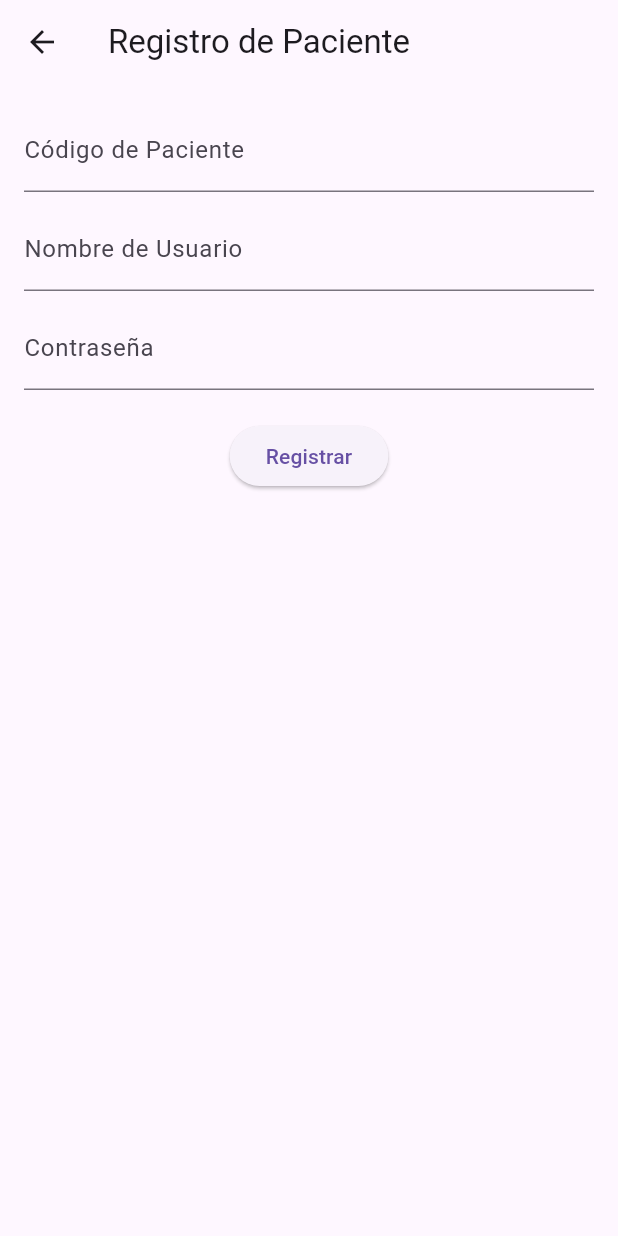
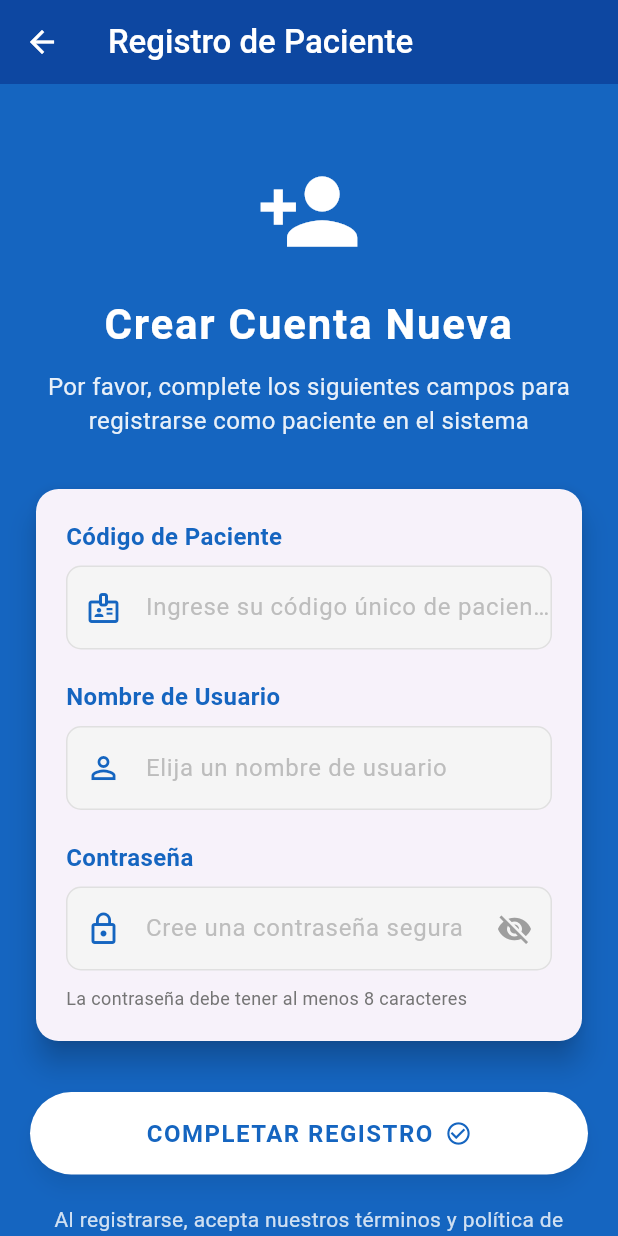
Before and after one commit to LEYENDARYCOMPANY2024/S.T.M-APP_MOVIL, a Flutter app: the RegisterView screen opened by its route, on a phone screen of 412 x 824 dp. Run offline on Flutter 3.47's test engine with Material 3 defaults, Android fonts, the phone set to English and light mode, and no system bars; our stand-ins replace supabase_flutter; accounts and stored records are empty.

Commit message:
separar diseño de register

```diff
--- a/app/lib/views/register_view.dart
+++ b/app/lib/views/register_view.dart
@@ -1,43 +1,32 @@
+// views/register_view.dart
 import 'package:flutter/material.dart';
 import 'package:provider/provider.dart';
 import '../viewmodels/register_viewmodel.dart';
+import '../widgets/register_form.dart';
 
 class RegisterView extends StatelessWidget {
   const RegisterView({super.key});
 
   @override
   Widget build(BuildContext context) {
-    final registerViewModel = Provider.of<RegisterViewModel>(context);
-
     return Scaffold(
-      appBar: AppBar(title: const Text("Registro de Paciente")),
-      body: Padding(
-        padding: const EdgeInsets.all(16.0),
-        child: Column(
-          children: [
-            TextField(
-              controller: registerViewModel.codigoController,
-              decoration: const InputDecoration(labelText: "Código de Paciente"),
-            ),
-            const SizedBox(height: 10),
-            TextField(
-              controller: registerViewModel.usuarioController,
-              decoration: const InputDecoration(labelText: "Nombre de Usuario"),
-            ),
-            const SizedBox(height: 10),
-            TextField(
-              controller: registerViewModel.passwordController,
-              decoration: const InputDecoration(labelText: "Contraseña"),
-              obscureText: true,
-            ),
-            const SizedBox(height: 20),
-            registerViewModel.isLoading
-                ? const CircularProgressIndicator()
-                : ElevatedButton(
-                    onPressed: () => registerViewModel.register(context),
-                    child: const Text("Registrar"),
-                  ),
-          ],
+      backgroundColor: Colors.blue[800],
+      appBar: AppBar(
+        backgroundColor: Colors.blue[900],
+        elevation: 0,
+        title: const Text(
+          "Registro de Paciente",
+          style: TextStyle(
+            color: Colors.white,
+            fontWeight: FontWeight.w500,
+          ),
+        ),
+        iconTheme: const IconThemeData(color: Colors.white),
+      ),
+      body: SingleChildScrollView(
+        child: Padding(
+          padding: const EdgeInsets.all(20.0),
+          child: RegisterForm(),
         ),
       ),
     );
--- /dev/null
+++ b/app/lib/widgets/register_form.dart
@@ -0,0 +1,192 @@
+// widget/register_form.dart
+import 'package:flutter/material.dart';
+import 'package:provider/provider.dart';
+import '../viewmodels/register_viewmodel.dart';
+
+class RegisterForm extends StatelessWidget {
+  @override
+  Widget build(BuildContext context) {
+    final registerViewModel = Provider.of<RegisterViewModel>(context);
+
+    return Column(
+      crossAxisAlignment: CrossAxisAlignment.stretch,
+      children: [
+        // Título y descripción
+        Container(
+          padding: const EdgeInsets.symmetric(vertical: 30),
+          child: Column(
+            children: [
+              const Icon(
+                Icons.person_add,
+                size: 70,
+                color: Colors.white,
+              ),
+              const SizedBox(height: 20),
+              Text(
+                "Crear Cuenta Nueva",
+                textAlign: TextAlign.center,
+                style: TextStyle(
+                  color: Colors.white,
+                  fontSize: 28,
+                  fontWeight: FontWeight.bold,
+                  letterSpacing: 1.2,
+                ),
+              ),
+              const SizedBox(height: 10),
+              Text(
+                "Por favor, complete los siguientes campos para registrarse como paciente en el sistema",
+                textAlign: TextAlign.center,
+                style: TextStyle(
+                  color: Colors.white.withOpacity(0.9),
+                  fontSize: 16,
+                ),
+              ),
+            ],
+          ),
+        ),
+
+        // Formulario
+        Card(
+          elevation: 8,
+          shape: RoundedRectangleBorder(
+            borderRadius: BorderRadius.circular(15),
+          ),
+          child: Padding(
+            padding: const EdgeInsets.all(20.0),
+            child: Column(
+              children: [
+                _buildTextField(
+                  controller: registerViewModel.codigoController,
+                  label: "Código de Paciente",
+                  icon: Icons.badge_outlined,
+                  hint: "Ingrese su código único de paciente",
+                ),
+                const SizedBox(height: 20),
+                _buildTextField(
+                  controller: registerViewModel.usuarioController,
+                  label: "Nombre de Usuario",
+                  icon: Icons.person_outline,
+                  hint: "Elija un nombre de usuario",
+                ),
+                const SizedBox(height: 20),
+                _buildTextField(
+                  controller: registerViewModel.passwordController,
+                  label: "Contraseña",
+                  icon: Icons.lock_outline,
+                  hint: "Cree una contraseña segura",
+                  isPassword: true,
+                ),
+                const SizedBox(height: 10),
+                Align(
+                  alignment: Alignment.centerLeft,
+                  child: Text(
+                    "La contraseña debe tener al menos 8 caracteres",
+                    style: TextStyle(
+                      color: Colors.grey[600],
+                      fontSize: 12,
+                    ),
+                  ),
+                ),
+              ],
+            ),
+          ),
+        ),
+
+        const SizedBox(height: 30),
+
+        // Botón de registro
+        registerViewModel.isLoading
+            ? const Center(child: CircularProgressIndicator(color: Colors.white))
+            : ElevatedButton(
+                style: ElevatedButton.styleFrom(
+                  backgroundColor: Colors.white,
+                  foregroundColor: Colors.blue[800],
+                  elevation: 5,
+                  shadowColor: Colors.black.withOpacity(0.3),
+                  shape: RoundedRectangleBorder(
+                    borderRadius: BorderRadius.circular(30),
+                  ),
+                  padding: const EdgeInsets.symmetric(vertical: 16),
+                ),
+                onPressed: () => registerViewModel.register(context),
+                child: Row(
+                  mainAxisAlignment: MainAxisAlignment.center,
+                  children: [
+                    Text(
+                      'COMPLETAR REGISTRO',
+                      style: TextStyle(
+                        fontSize: 16,
+                        fontWeight: FontWeight.bold,
+                        letterSpacing: 1.0,
+                      ),
+                    ),
+                    const SizedBox(width: 8),
+                    const Icon(Icons.check_circle_outline, size: 18),
+                  ],
+                ),
+              ),
+
+        const SizedBox(height: 20),
+
+        // Política de privacidad y términos
+        Text(
+          "Al registrarse, acepta nuestros términos y política de privacidad",
+          textAlign: TextAlign.center,
+          style: TextStyle(
+            color: Colors.white.withOpacity(0.8),
+            fontSize: 14,
+          ),
+        ),
+      ],
+    );
+  }
+
+  Widget _buildTextField({
+    required TextEditingController controller,
+    required String label,
+    required IconData icon,
+    required String hint,
+    bool isPassword = false,
+  }) {
+    return Column(
+      crossAxisAlignment: CrossAxisAlignment.start,
+      children: [
+        Text(
+          label,
+          style: TextStyle(
+            color: Colors.blue[800],
+            fontWeight: FontWeight.bold,
+            fontSize: 16,
+          ),
+        ),
+        const SizedBox(height: 8),
+        Container(
+          decoration: BoxDecoration(
+            color: Colors.grey[100],
+            borderRadius: BorderRadius.circular(10),
+            border: Border.all(color: Colors.grey[300]!),
+          ),
+          child: TextField(
+            controller: controller,
+            obscureText: isPassword,
+            decoration: InputDecoration(
+              hintText: hint,
+              hintStyle: TextStyle(color: Colors.grey[400]),
+              prefixIcon: Icon(icon, color: Colors.blue[800]),
+              suffixIcon: isPassword
+                  ? IconButton(
+                      icon: const Icon(Icons.visibility_off, color: Colors.grey),
+                      onPressed: () {
+                        // Implementar toggle para mostrar/ocultar contraseña
+                      },
+                    )
+                  : null,
+              border: InputBorder.none,
+              contentPadding: const EdgeInsets.symmetric(vertical: 15),
+            ),
+          ),
+        ),
+      ],
+    );
+  }
+}
```
Also changed, not shown: app/lib/widgets/login_form.dart (+163 -36 lines).
